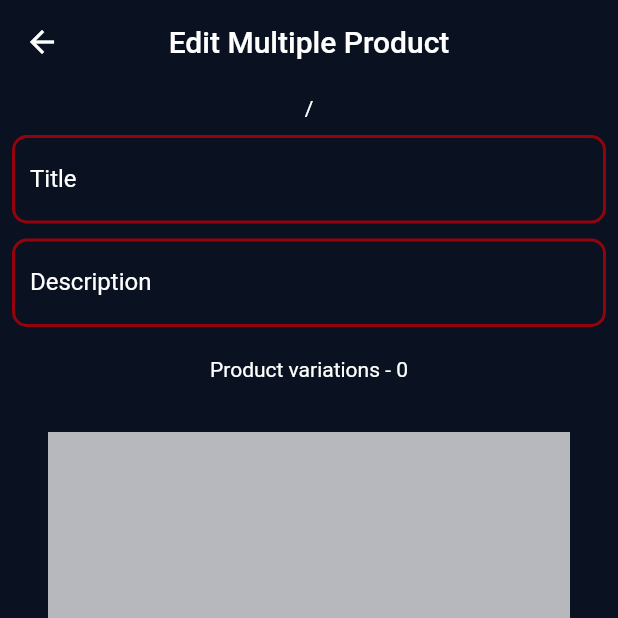
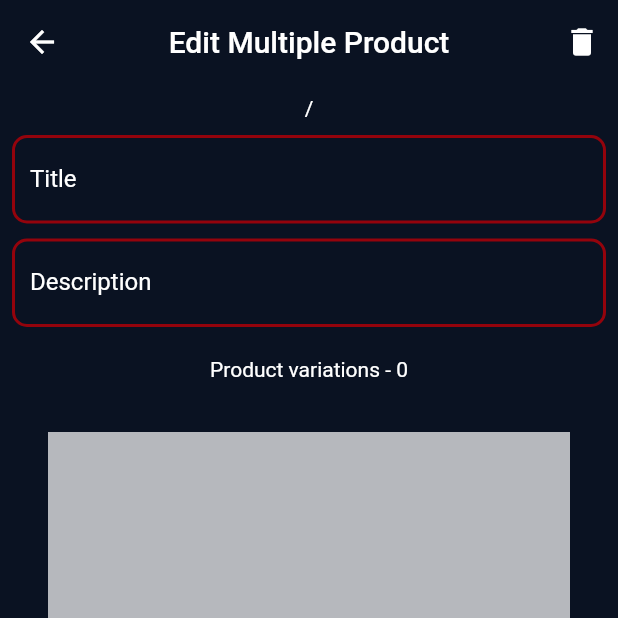
Before and after one commit to devShakib015/wantsbro_admin, a Flutter app: the EditMultipleProduct screen opened directly with empty values, on a phone screen of 412 x 824 dp, the top half of it. Run offline on Flutter 3.47's test engine with Material 2 defaults, Android fonts, the phone set to English and light mode, and no system bars; our stand-ins replace cloud_firestore, firebase_auth, firebase_core, firebase_storage, flutter_colorpicker, image_picker and 2 more; missing offline and left inert: multi_image_picker; accounts and stored records are empty.

Commit message:
Bugs Fixed

```diff
--- a/lib/Pages/Drawer menu pages/orders/edit_order.dart
+++ b/lib/Pages/Drawer menu pages/orders/edit_order.dart
@@ -129,7 +129,6 @@ class _EditOrderState extends State<EditOrder> {
                                     ],
                                   );
                                 }
-                                ;
                               },
                             ),
                             decoration: BoxDecoration(
--- a/lib/Pages/Drawer menu pages/products/multiple_products/edit_multiple_product.dart
+++ b/lib/Pages/Drawer menu pages/products/multiple_products/edit_multiple_product.dart
@@ -81,6 +81,20 @@ class _EditMultipleProductState extends State<EditMultipleProduct> {
     }
     return Scaffold(
       appBar: AppBar(
+        actions: [
+          widget.id == null
+              ? Opacity(
+                  opacity: 0,
+                  child: Icon(Icons.delete),
+                )
+              : IconButton(
+                  icon: Icon(Icons.delete),
+                  onPressed: () async {
+                    await Provider.of<ProductProvider>(context, listen: false)
+                        .deleteProduct(context, widget.id);
+                    Navigator.pop(context);
+                  })
+        ],
         title: Text(widget.id == null
             ? "Add New Multiple Product"
             : "Edit Multiple Product"),
--- a/lib/Pages/Drawer menu pages/products/parent_category_select.dart
+++ b/lib/Pages/Drawer menu pages/products/parent_category_select.dart
@@ -5,7 +5,6 @@ import 'package:wantsbro_admin/Other%20Pages/loading.dart';
 import 'package:wantsbro_admin/Other%20Pages/something_went_wrong.dart';
 import 'package:wantsbro_admin/Pages/Drawer%20menu%20pages/products/child_category_select.dart';
 import 'package:wantsbro_admin/Providers/category_provider.dart';
-import 'package:wantsbro_admin/theming/color_constants.dart';
 
 class ParentCategorySelect extends StatelessWidget {
   Widget build(BuildContext context) {
--- a/lib/Providers/storage_provider.dart
+++ b/lib/Providers/storage_provider.dart
@@ -65,7 +65,7 @@ class StorageProvider extends ChangeNotifier {
       Toast.show("Images successfully uploaded", context,
           duration: Toast.LENGTH_SHORT, gravity: Toast.BOTTOM);
       return urlList;
-    } on Exception catch (e) {
+    } on Exception {
       Toast.show("You didn't select any product.", context,
           duration: Toast.LENGTH_SHORT, gravity: Toast.BOTTOM);
       return null;
--- a/lib/landing_page.dart
+++ b/lib/landing_page.dart
@@ -1,6 +1,5 @@
 import 'package:flutter/material.dart';
 import 'package:provider/provider.dart';
-import 'package:wantsbro_admin/Other%20Pages/loading.dart';
 import 'package:wantsbro_admin/Other%20Pages/something_went_wrong.dart';
 import 'package:wantsbro_admin/Pages/AuthPages/login.dart';
 import 'package:wantsbro_admin/Pages/HomePages/home.dart';
--- a/lib/main.dart
+++ b/lib/main.dart
@@ -20,26 +20,21 @@ void main() {
 }
 
 class WantsBroAdminApp extends StatelessWidget {
-  // Create the initialization Future outside of `build`:
   final Future<FirebaseApp> _initialization = Firebase.initializeApp();
 
   @override
   Widget build(BuildContext context) {
     return FutureBuilder(
-      // Initialize FlutterFire:
       future: _initialization,
       builder: (context, snapshot) {
-        // Check for errors
         if (snapshot.hasError) {
           return SomethingWentWrong();
         }
 
-        // Once complete, show your application
         if (snapshot.connectionState == ConnectionState.done) {
           return MainApp();
         }
 
-        // Otherwise, show something whilst waiting for initialization to complete
         return Loading();
       },
     );
```
Also changed, not shown: 1 other file.
